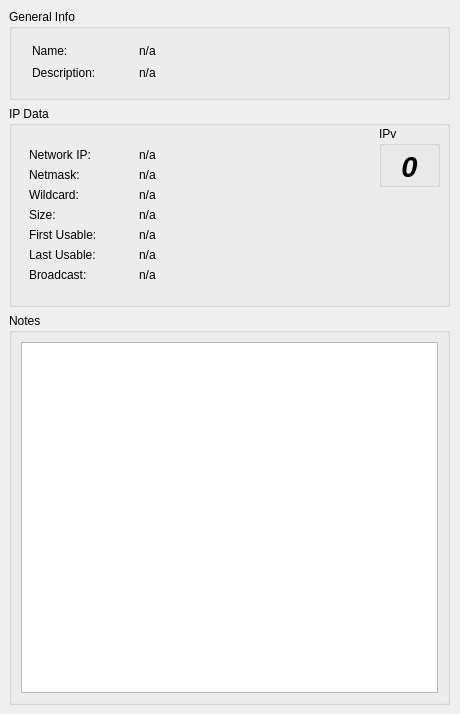
First picture: the form in sm_infodockwidget.ui, repository lordwolfchild/subnetmapper, before the edit.
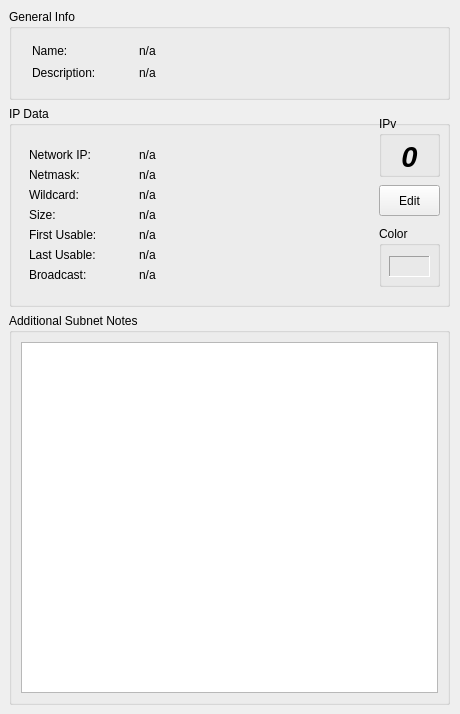
Second picture: the form after the edit.

Commit message: I mocked the InfoDock up a little. Added a color label and an edit button. there was space for it left, so why not giving the user some more ways to do the same stuff...

The edit to the form file:
```diff
--- a/sm_infodockwidget.ui
+++ b/sm_infodockwidget.ui
@@ -261,7 +261,7 @@
           <rect>
            <x>130</x>
            <y>80</y>
-           <width>291</width>
+           <width>231</width>
            <height>18</height>
           </rect>
          </property>
@@ -293,7 +293,7 @@
           <rect>
            <x>130</x>
            <y>100</y>
-           <width>291</width>
+           <width>231</width>
            <height>18</height>
           </rect>
          </property>
@@ -325,7 +325,7 @@
           <rect>
            <x>130</x>
            <y>120</y>
-           <width>291</width>
+           <width>231</width>
            <height>18</height>
           </rect>
          </property>
@@ -357,7 +357,7 @@
           <rect>
            <x>130</x>
            <y>140</y>
-           <width>291</width>
+           <width>231</width>
            <height>18</height>
           </rect>
          </property>
@@ -389,7 +389,7 @@
           <rect>
            <x>130</x>
            <y>160</y>
-           <width>291</width>
+           <width>231</width>
            <height>18</height>
           </rect>
          </property>
@@ -401,7 +401,7 @@
          <property name="geometry">
           <rect>
            <x>370</x>
-           <y>20</y>
+           <y>10</y>
            <width>61</width>
            <height>61</height>
           </rect>
@@ -434,6 +434,61 @@
           </property>
          </widget>
         </widget>
+        <widget class="QGroupBox" name="groupBox_5">
+         <property name="geometry">
+          <rect>
+           <x>370</x>
+           <y>120</y>
+           <width>61</width>
+           <height>61</height>
+          </rect>
+         </property>
+         <property name="title">
+          <string>Color</string>
+         </property>
+         <widget class="QLabel" name="sn_color">
+          <property name="geometry">
+           <rect>
+            <x>10</x>
+            <y>30</y>
+            <width>41</width>
+            <height>21</height>
+           </rect>
+          </property>
+          <property name="font">
+           <font>
+            <weight>50</weight>
+            <italic>false</italic>
+            <bold>false</bold>
+           </font>
+          </property>
+          <property name="frameShape">
+           <enum>QFrame::Panel</enum>
+          </property>
+          <property name="frameShadow">
+           <enum>QFrame::Sunken</enum>
+          </property>
+          <property name="text">
+           <string/>
+          </property>
+          <property name="alignment">
+           <set>Qt::AlignCenter</set>
+          </property>
+         </widget>
+        </widget>
+        <widget class="QPushButton" name="editButton">
+         <property name="geometry">
+          <rect>
+           <x>370</x>
+           <y>79</y>
+           <width>61</width>
+           <height>31</height>
+          </rect>
+         </property>
+         <property name="text">
+          <string>Edit</string>
+         </property>
+        </widget>
        </widget>
       </item>
       <item>
@@ -463,7 +518,7 @@
          </size>
         </property>
         <property name="title">
-         <string>Notes</string>
+         <string>Additional Subnet Notes</string>
         </property>
         <layout class="QGridLayout" name="gridLayout">
          <item row="0" column="0">
```
Left out of the diff: 5 changed lines with no effect on the pictures. The commit also changes 5 other files.
